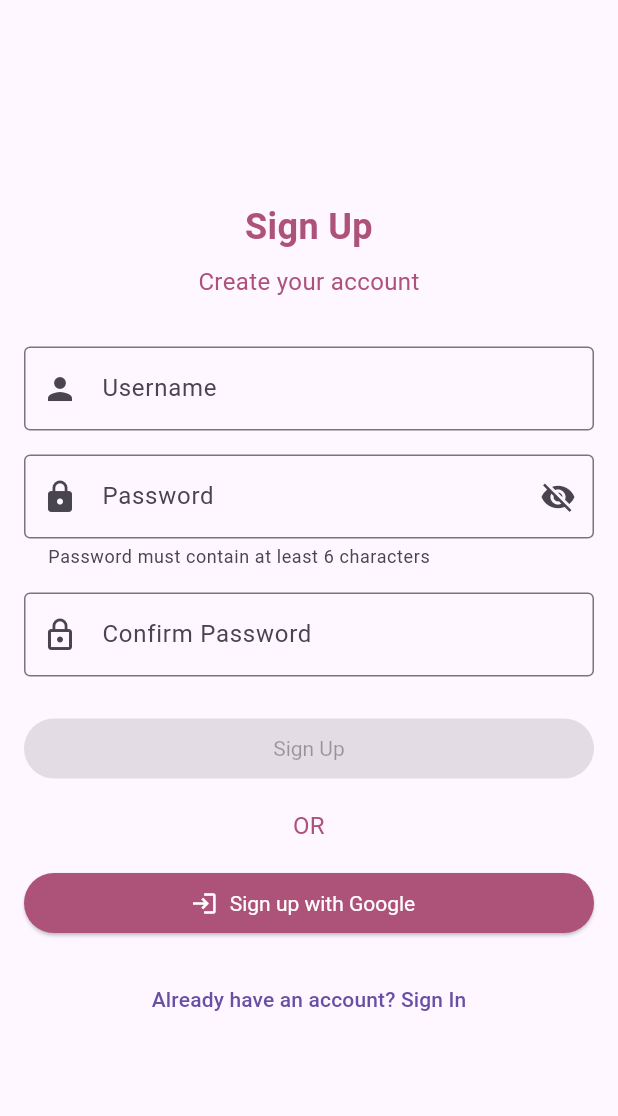
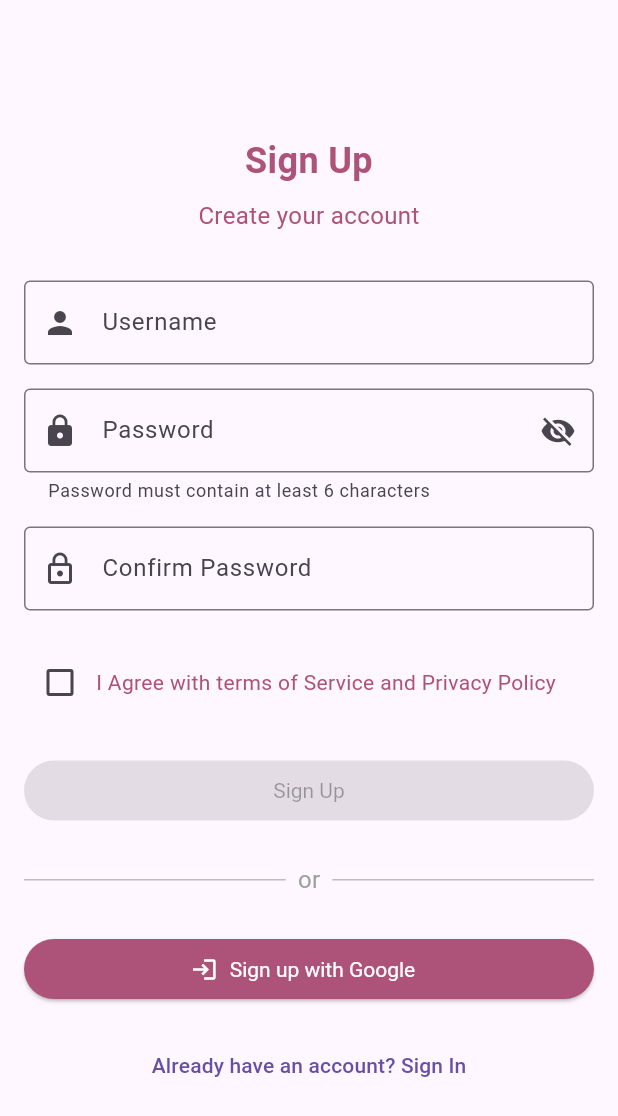
Before and after one commit to joaoribeirosl/flutter-signin, a Flutter app: the screen it shows after launch, after a tap on an icon or button, on a phone screen of 412 x 824 dp. Shown: the top 1116 px of the screen. Run offline on Flutter 3.47's test engine with Material 3 defaults, Android fonts, the phone set to English and light mode, and no system bars; our stand-ins replace flutter_mobx, flutter_modular, mobx; missing offline and left inert: protobuf; generated files the repository leaves out were written again; statements that could not run were skipped.

Commit message:
feat: unlock signup button when agree with terms

```diff
--- a/lib/src/main_app.dart
+++ b/lib/src/main_app.dart
@@ -46,9 +46,6 @@ class _MainAppState extends State<MainApp> {
             color: primaryColorLigth,
           ),
         ),
-        checkboxTheme: const CheckboxThemeData(
-          side: BorderSide(color: primaryColorLigth),
-        ),
         elevatedButtonTheme: ElevatedButtonThemeData(
           style: ElevatedButton.styleFrom(
             backgroundColor: primaryColorLigth,
--- a/lib/src/modules/auth/presenter/pages/signup_page.dart
+++ b/lib/src/modules/auth/presenter/pages/signup_page.dart
@@ -106,7 +106,6 @@ class _SignUpPageState extends State<SignUpPage> {
             Observer(
               builder: (_) => TextField(
                 controller: confirmPasswordController,
-                onChanged: (value) => authStore.toggleEnableSignup(value),
                 obscureText: authStore.showPassword ? false : true,
                 decoration: const InputDecoration(
                   labelText: 'Confirm Password',
@@ -117,13 +116,33 @@ class _SignUpPageState extends State<SignUpPage> {
             ),
             const SizedBox(height: 24),
             Observer(
+              builder: (_) => Row(
+                children: [
+                  Checkbox(
+                    value: authStore.agreeTermsCheckboxValue,
+                    onChanged: (value) {
+                      authStore.agreeTermsCheckboxValue = value ?? false;
+                    },
+                  ),
+                  const Expanded(
+                    child: Text(
+                      'I Agree with terms of Service and Privacy Policy',
+                      style: TextStyle(fontSize: 14),
+                    ),
+                  ),
+                ],
+              ),
+            ),
+            const SizedBox(height: 24),
+            Observer(
               builder: (_) => ElevatedButton(
-                onPressed: authStore.enableSignupButton
+                onPressed: authStore.agreeTermsCheckboxValue
                     ? () async {
                         if (await authStore.signup(
                             usernameController.text,
                             passwordController.text,
                             confirmPasswordController.text)) {
+                          authStore.agreeTermsCheckboxValue = false;
                           Modular.to.navigate('/');
                         }
                       }
@@ -132,10 +151,28 @@ class _SignUpPageState extends State<SignUpPage> {
               ),
             ),
             const SizedBox(height: 16),
-            const Text(
-              'OR',
-              style: TextStyle(fontSize: 16),
-              textAlign: TextAlign.center,
+            Row(
+              children: [
+                Expanded(
+                  child: Divider(
+                    thickness: 1,
+                    color: Colors.grey[400],
+                  ),
+                ),
+                const Padding(
+                  padding: EdgeInsets.all(8.0),
+                  child: Text(
+                    'or',
+                    style: TextStyle(color: Colors.grey),
+                  ),
+                ),
+                Expanded(
+                  child: Divider(
+                    thickness: 1,
+                    color: Colors.grey[400],
+                  ),
+                ),
+              ],
             ),
             const SizedBox(height: 16),
             ElevatedButton.icon(
@@ -147,6 +184,7 @@ class _SignUpPageState extends State<SignUpPage> {
             TextButton(
               onPressed: () {
                 Modular.to.navigate('/');
+                authStore.agreeTermsCheckboxValue = false;
               },
               child: const Text('Already have an account? Sign In'),
             ),
--- a/lib/src/modules/auth/presenter/store/auth_store.dart
+++ b/lib/src/modules/auth/presenter/store/auth_store.dart
@@ -31,12 +31,7 @@ abstract class _AuthStore with Store {
   }
 
   @observable
-  bool enableSignupButton = false;
-
-  @action
-  void toggleEnableSignup(String confirmPassword) {
-    enableSignupButton = confirmPassword.isNotEmpty;
-  }
+  bool agreeTermsCheckboxValue = false;
 
   Future<bool> login(String userName, String password) async {
     actualUser.name = userName;
```
Also changed, not shown: lib/src/modules/auth/presenter/store/auth_store.g.dart.
